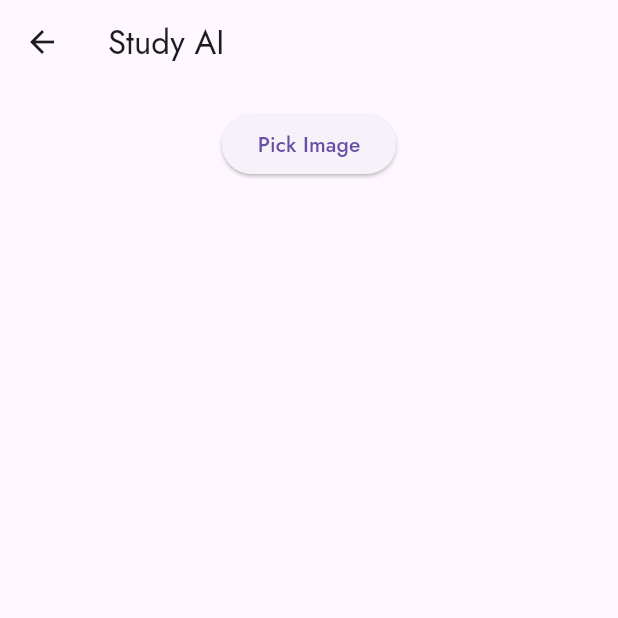
After one commit to AnexDev1/JiT-Hub, a Flutter app: the NoteSaver screen opened directly, after a tap on "Study AI", on a phone screen of 412 x 824 dp, the top half of it. The commit adds this screen. Run offline on Flutter 3.47's test engine with Material 3 defaults, Android fonts, the phone set to English and light mode, and no system bars; our stand-ins replace flutter_dotenv, flutter_svg, hive, hive_flutter, image_picker; missing offline and left inert: flutter_pdfview, google_ml_kit, google_mlkit_text_recognition; accounts and stored records are empty.

Commit message:
feat: added google_mlkit and gemini API for creating questions from text screenshots

```diff
--- /dev/null
+++ b/lib/config.dart
@@ -0,0 +1,6 @@
+import 'package:flutter_dotenv/flutter_dotenv.dart';
+
+class Config{
+  static String get apiKey => dotenv.env['GEMINI_API_KEY'] ?? "";
+
+}
--- a/lib/main.dart
+++ b/lib/main.dart
@@ -1,4 +1,5 @@
 import 'package:flutter/material.dart';
+import 'package:flutter_dotenv/flutter_dotenv.dart';
 import 'package:hive_flutter/hive_flutter.dart';
 import 'package:nex_planner/model/reminder.dart';
 import 'package:nex_planner/model/schedule.dart';
@@ -13,6 +14,7 @@ void main() async {
   Hive.registerAdapter(ScheduleAdapter());
   await Hive.openBox<Reminder>('remindersBox');
   await Hive.openBox<Schedule>('schedules');
+  await dotenv.load(fileName: ".env");
 
   runApp(
     MultiProvider(
--- a/lib/pages/Category/Tools/note_saver.dart
+++ b/lib/pages/Category/Tools/note_saver.dart
@@ -1,4 +1,5 @@
 import 'package:flutter/material.dart';
+import 'study_ai.dart';
 
 class NoteSaver extends StatefulWidget {
   const NoteSaver({super.key});
@@ -94,7 +95,7 @@ class _NoteSaverState extends State<NoteSaver> {
                       return null;
                     },
                   ),
-                  const SizedBox(height: 16.0),
+                  const SizedBox(height: 10.0),
                   ElevatedButton(
                     onPressed: _saveNote,
                     child: Text(_editingIndex == null ? 'Save Note' : 'Update Note'),
@@ -140,6 +141,16 @@ class _NoteSaverState extends State<NoteSaver> {
                 },
               ),
             ),
+            const SizedBox(height: 16.0),
+            ElevatedButton(
+              onPressed: () {
+                Navigator.push(
+                  context,
+                  MaterialPageRoute(builder: (context) => const StudyAI()),
+                );
+              },
+              child: const Text('Study AI'),
+            ),
           ],
         ),
       ),
--- /dev/null
+++ b/lib/pages/Category/Tools/study_ai.dart
@@ -0,0 +1,135 @@
+import 'package:flutter/material.dart';
+import 'package:flutter_dotenv/flutter_dotenv.dart';
+import 'package:google_ml_kit/google_ml_kit.dart';
+import 'package:image_picker/image_picker.dart';
+import 'package:google_mlkit_text_recognition/google_mlkit_text_recognition.dart';
+import 'package:http/http.dart' as http;
+import 'dart:convert';
+import 'dart:io';
+
+import 'package:nex_planner/config.dart';
+
+class StudyAI extends StatefulWidget {
+  const StudyAI({super.key});
+
+  @override
+  _StudyAIState createState() => _StudyAIState();
+}
+
+class _StudyAIState extends State<StudyAI> {
+  File? _image;
+  List<String> _questions = [];
+  bool _isLoading = false;
+
+  Future<void> _pickImage() async {
+    final pickedFile = await ImagePicker().pickImage(source: ImageSource.gallery);
+    if (pickedFile != null) {
+      setState(() {
+        _image = File(pickedFile.path);
+      });
+      // Perform OCR on the selected image
+      _performOCR(_image!);
+    }
+  }
+
+  Future<void> _performOCR(File image) async {
+    await dotenv.load(fileName: ".env");
+    final inputImage = InputImage.fromFile(image);
+    final textRecognizer = TextRecognizer(script: TextRecognitionScript.latin);
+    final RecognizedText recognizedText = await textRecognizer.processImage(inputImage);
+
+    String extractedText = recognizedText.text;
+    // Use the extracted text to create questions
+    _createQuestionsFromText(extractedText);
+
+    textRecognizer.close();
+  }
+
+  Future<void> _createQuestionsFromText(String text) async {
+    setState(() {
+      _isLoading = true;
+    });
+
+    String url = 'https://generativelanguage.googleapis.com/v1beta/models/gemini-1.5-flash:generateContent?key=${Config.apiKey}';
+
+    final response = await http.post(
+      Uri.parse(url),
+      headers: {
+        'Content-Type': 'application/json',
+      },
+      body: json.encode({
+        'contents': [
+          {
+            'parts': [
+              {'text': 'generate exam like question from this text, could include choice , or even blanc space questions: $text'}
+            ]
+          }
+        ]
+      }),
+    );
+
+    if (response.statusCode == 200) {
+      final data = json.decode(response.body);
+      final content = data['candidates'][0]['content']['parts'][0]['text'] as String;
+
+      setState(() {
+        _questions = content
+            .split('\n')
+            .where((line) => line.trim().isNotEmpty && !line.startsWith('**'))
+            .toList();
+      });
+    } else {
+      print('Failed to generate questions: ${response.statusCode}');
+      print('Response body: ${response.body}');
+    }
+
+    setState(() {
+      _isLoading = false;
+    });
+  }
+
+  @override
+  Widget build(BuildContext context) {
+    return Scaffold(
+      appBar: AppBar(
+        title: const Text('Study AI'),
+      ),
+      body: Padding(
+        padding: const EdgeInsets.all(16.0),
+        child: Column(
+          children: [
+            ElevatedButton(
+              onPressed: _pickImage,
+              child: const Text('Pick Image'),
+            ),
+            const SizedBox(height: 16.0),
+            _isLoading
+                ? const CircularProgressIndicator()
+                : Expanded(
+              child: ListView.builder(
+                itemCount: _questions.length,
+                itemBuilder: (context, index) {
+                  final question = _questions[index];
+                  return Card(
+                    margin: const EdgeInsets.symmetric(vertical: 8.0),
+                    shape: RoundedRectangleBorder(
+                      borderRadius: BorderRadius.circular(10.0),
+                    ),
+                    child: ListTile(
+                      title: Text(
+                        question,
+                        style: const TextStyle(
+                          fontSize: 16.0,
+                        ),
+                      ),
+                    ),
+                  );
+                },
+              ),
+            ),
+          ],
+        ),
+      ),
+    );
+  }
+}
--- a/pubspec.yaml
+++ b/pubspec.yaml
@@ -42,6 +42,11 @@ dependencies:
   intl: ^0.20.1
   provider: ^6.1.2
   flutter_pdfview: ^1.3.4
+  image_picker: ^1.1.2
+  google_ml_kit: ^0.19.0
+  google_mlkit_text_recognition: ^0.14.0
+  http: ^1.2.2
+  flutter_dotenv: ^5.2.1
 
 dev_dependencies:
   hive_generator: ^1.0.0
@@ -78,6 +83,7 @@ flutter:
 
   # To add assets to your application, add an assets section, like this:
   assets:
+    - .env
     - lib/assets/image1.png
     - lib/assets/image1.svg
     - lib/assets/jit.png
```
Also changed, not shown: pubspec.lock, 1 other file.
